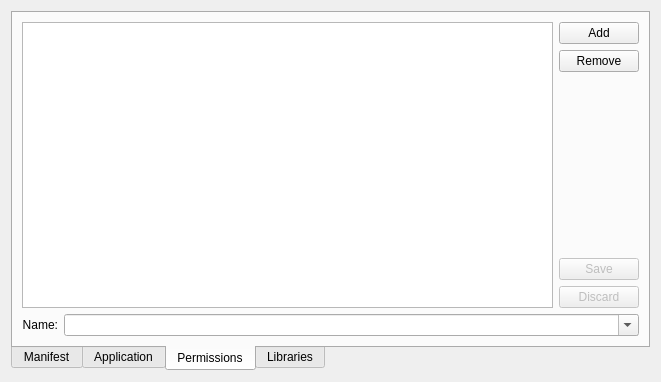
Before: the Qt Designer form src/plugins/qt4projectmanager/qt-android/androidpackagecreationwidget.ui in KDE/android-qt-creator, drawn with Qt 5.
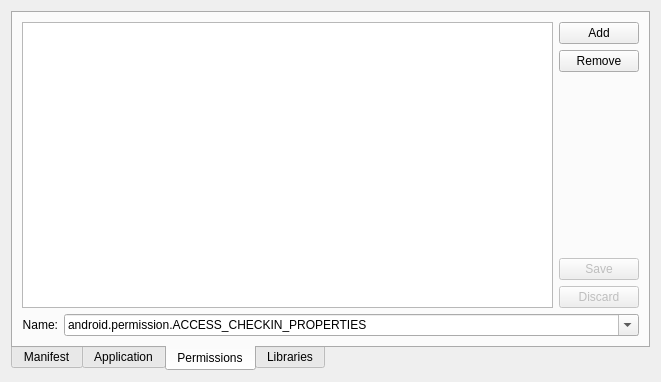
After: the same form once the commit is applied. The open tabs and pages were chosen to show the change.

Commit message: Add missing android permissions

```diff
--- a/src/plugins/qt4projectmanager/qt-android/androidpackagecreationwidget.ui
+++ b/src/plugins/qt4projectmanager/qt-android/androidpackagecreationwidget.ui
@@ -421,7 +421,7 @@
             <bool>true</bool>
            </property>
            <property name="currentIndex">
-            <number>-1</number>
+            <number>0</number>
            </property>
            <item>
             <property name="text">
```
Left out of the diff: 65 changed lines with no effect on the pictures.
